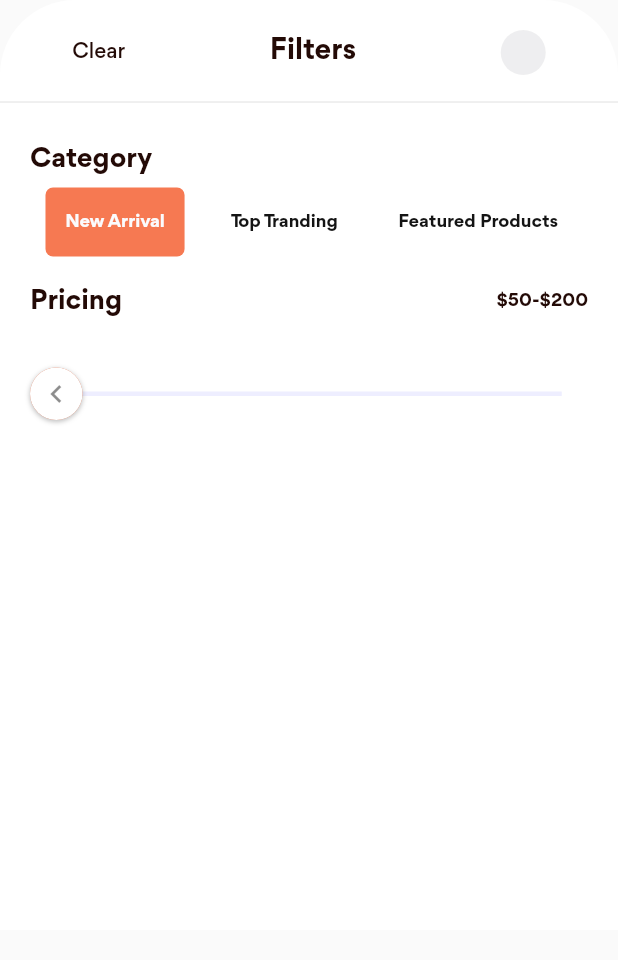
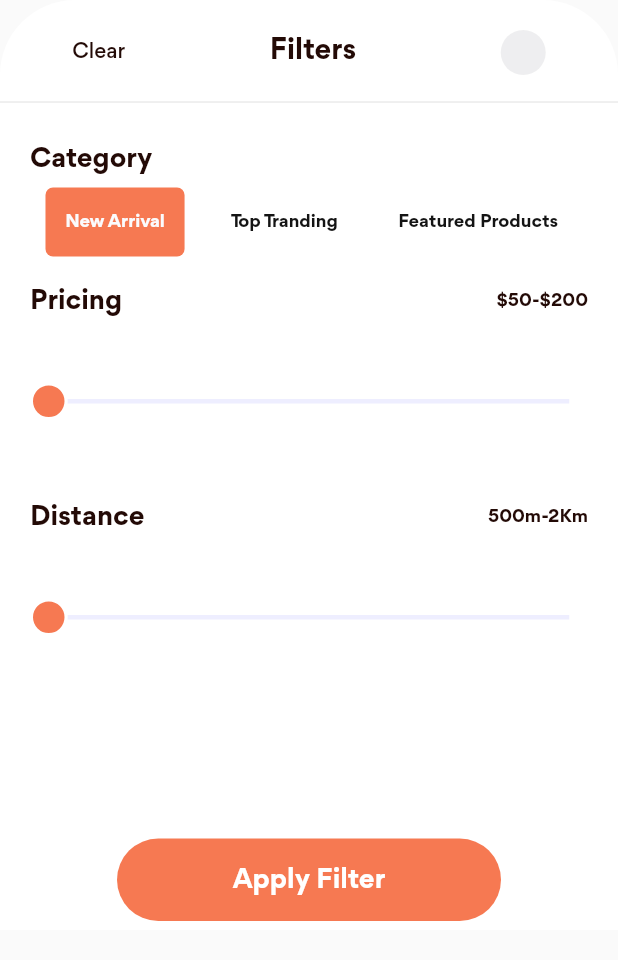
Before and after one commit to priyanshiguna/wastra_app, a Flutter app: the FilterScreen widget shown alone on an empty page, opened directly, on a phone screen of 412 x 824 dp. Shown: the top 960 px of the screen. Run offline on Flutter 3.47's test engine with Material 2 defaults, Android fonts, the phone set to English and light mode, and no system bars; our stand-ins replace another_xlider, flutter_advanced_drawer, intl_phone_field.

Commit message:
priyanshi(all changes)

```diff
--- a/lib/categories_screen.dart
+++ b/lib/categories_screen.dart
@@ -168,7 +168,7 @@ class _CategoriesScreenState extends State<CategoriesScreen> {
                         ),
                       ],
                     ),
-                    SizedBox(height: 20),
+                    const Spacer(),
                     GestureDetector(
                       onTap: () {
                         Navigator.push(
--- a/lib/dialog_box_screen.dart
+++ b/lib/dialog_box_screen.dart
@@ -1,8 +1,7 @@
 import 'dart:async';
 
 import 'package:flutter/material.dart';
-
-import 'bottom_bar_screen.dart';
+import 'package:wastra_app/home_profile_screen.dart';
 
 class DialoagBoxScreen extends StatefulWidget {
   const DialoagBoxScreen({Key? key}) : super(key: key);
@@ -20,7 +19,7 @@ class _DialoagBoxScreenState extends State<DialoagBoxScreen> {
       () => Navigator.pushReplacement(
         context as BuildContext,
         MaterialPageRoute(
-          builder: (context) => const BottomBarScreen(),
+          builder: (context) => const HomeProfilePageScreen(),
         ),
       ),
     );
--- a/lib/filterscreen.dart
+++ b/lib/filterscreen.dart
@@ -1,5 +1,7 @@
 import 'package:another_xlider/another_xlider.dart';
 import 'package:flutter/material.dart';
+
+import 'common/app_button.dart';
 
 class FilterScreen extends StatefulWidget {
   const FilterScreen({Key? key}) : super(key: key);
@@ -11,9 +13,8 @@ class FilterScreen extends StatefulWidget {
 class _FilterScreenState extends State<FilterScreen> {
   double minValue = 0;
   double maxValue = 0;
-  // RangeValues _priceRangeValues = RangeValues(0, 100);
-  // int minPrice = 0;
-  // int maxPrice = 0;
+  double minDistance = 0;
+  double maxDistance = 0;
 
   @override
   Widget build(BuildContext context) {
@@ -65,15 +66,18 @@ class _FilterScreenState extends State<FilterScreen> {
             Padding(
               padding: const EdgeInsets.symmetric(horizontal: 20),
               child: Column(
-                crossAxisAlignment: CrossAxisAlignment.start,
+                crossAxisAlignment: CrossAxisAlignment.center,
                 children: [
-                  const Text(
+                  const Align(
+                    alignment: Alignment.centerLeft,
+                    child: Text(
                       "Category",
                       style: TextStyle(
                           fontFamily: "Gordita",
                           color: Color(0xFF230A06),
                           fontSize: 18,
                           fontWeight: FontWeight.w600),
+                    ),
                   ),
                   const SizedBox(height: 10),
                   Row(
@@ -160,17 +164,34 @@ class _FilterScreenState extends State<FilterScreen> {
                       ),
                     ],
                   ),
-                  const SizedBox(height: 20),
+                  const SizedBox(height: 30),
                   FlutterSlider(
                     values: [minValue, maxValue],
                     rangeSlider: true,
-                    max: 500,
+                    max: 300,
                     min: 0,
                     handler: FlutterSliderHandler(
-                      decoration: const BoxDecoration(
+                      decoration: BoxDecoration(
+                        color: const Color(0xFFF67952),
+                        shape: BoxShape.circle,
+                        border: Border.all(
+                          color: Colors.white,
+                          width: 2,
+                        ),
+                      ),
+                      child: SizedBox(),
+                    ),
+                    handlerHeight: 25,
+                    rightHandler: FlutterSliderHandler(
+                      decoration: BoxDecoration(
                         color: Color(0xFFF67952),
                         shape: BoxShape.circle,
+                        border: Border.all(
+                          color: Colors.white,
+                          width: 2,
                         ),
+                      ),
+                      child: SizedBox(),
                     ),
                     trackBar: const FlutterSliderTrackBar(
                       activeTrackBar: BoxDecoration(
@@ -178,12 +199,23 @@ class _FilterScreenState extends State<FilterScreen> {
                       ),
                     ),
                     tooltip: FlutterSliderTooltip(
+                      leftPrefix: Text("\$ "),
+                      rightPrefix: Text("\$ "),
+                      textStyle: TextStyle(color: Colors.black),
                       boxStyle: const FlutterSliderTooltipBox(
                         decoration: BoxDecoration(
                           color: Color(0xFFFBFBFD),
                           borderRadius: BorderRadius.all(Radius.circular(5)),
+                          boxShadow: <BoxShadow>[
+                            BoxShadow(
+                                color: Color(0xADD7D9DB),
+                                spreadRadius: 0,
+                                blurRadius: 12,
+                                offset: Offset(0, 6))
+                          ],
                         ),
-                    )),
+                      ),
+                    ),
                     onDragging: (handlerIndex, lowerValue, upperValue) {
                       minValue = lowerValue;
                       maxValue = upperValue;
@@ -192,47 +224,96 @@ class _FilterScreenState extends State<FilterScreen> {
                       setState(() {});
                     },
                   ),
-                  // RangeSlider(
-                  //   //by default, min-max: 0-1
-                  //   values: RangeValues(startval, endval),
-                  //   onChanged: (RangeValues value) {
-                  //     setState(() {
-                  //       startval = value.start;
-                  //       endval = value.end;
-                  //     });
-                  //   },
-                  // ),
-                  // RangeSlider(
-                  //   min: 0,
-                  //   max: 100,
-                  //   divisions: 10, //slide interval
-                  //   labels: RangeLabels("Rs. $startval1", "Rs. $endval1"),
-                  //   values: RangeValues(startval1, endval1),
-                  //   onChanged: (RangeValues value) {
-                  //     setState(() {
-                  //       startval1 = value.start;
-                  //       endval1 = value.end;
-                  //     });
-                  //   },
-                  // ),
-                  // RangeSlider(
-                  //   values: _priceRangeValues,
-                  //   min: _priceRangeValues.start,
-                  //   max: _priceRangeValues.end,
-                  //   divisions: 100,
-                  //   labels: RangeLabels(
-                  //     '${_priceRangeValues.start.round().toString()} k',
-                  //     '${_priceRangeValues.start.round().toString()} k',
-                  //   ),
-                  //   onChanged: (RangeValues values) {
-                  //     print(
-                  //         'price ${_priceRangeValues.start.round()}, ${_priceRangeValues.end.round()}');
-                  //     _priceRangeValues = values;
-                  //     minPrice = values.start.round();
-                  //     maxPrice = values.end.round();
-                  //     setState(() {});
-                  //   },
-                  // ),
+                  const SizedBox(height: 40),
+                  Row(
+                    mainAxisAlignment: MainAxisAlignment.spaceBetween,
+                    children: const [
+                      Text(
+                        "Distance",
+                        style: TextStyle(
+                            fontFamily: "Gordita",
+                            color: Color(0xFF230A06),
+                            fontSize: 18,
+                            fontWeight: FontWeight.w600),
+                      ),
+                      Text(
+                        "500m-2Km",
+                        style: TextStyle(
+                            fontFamily: "Gordita",
+                            color: Color(0xFF230A06),
+                            fontSize: 12,
+                            fontWeight: FontWeight.w600),
+                      ),
+                    ],
+                  ),
+                  const SizedBox(height: 30),
+                  FlutterSlider(
+                    values: [minDistance, maxDistance],
+                    rangeSlider: true,
+                    max: 2000,
+                    min: 0,
+                    handler: FlutterSliderHandler(
+                      decoration: BoxDecoration(
+                        color: const Color(0xFFF67952),
+                        shape: BoxShape.circle,
+                        border: Border.all(
+                          color: Colors.white,
+                          width: 2,
+                        ),
+                      ),
+                      child: SizedBox(),
+                    ),
+                    handlerHeight: 25,
+                    rightHandler: FlutterSliderHandler(
+                      decoration: BoxDecoration(
+                        color: Color(0xFFF67952),
+                        shape: BoxShape.circle,
+                        border: Border.all(
+                          color: Colors.white,
+                          width: 2,
+                        ),
+                      ),
+                      child: SizedBox(),
+                    ),
+                    trackBar: const FlutterSliderTrackBar(
+                      activeTrackBar: BoxDecoration(
+                        color: Color(0xFFF67952),
+                      ),
+                    ),
+                    tooltip: FlutterSliderTooltip(
+                      custom: (value) => Text(value > 1000
+                          ? "${(value / 1000).toStringAsFixed(2)} km"
+                          : "${value.toStringAsFixed(0)}m"),
+                      boxStyle: const FlutterSliderTooltipBox(
+                        decoration: BoxDecoration(
+                          color: Color(0xFFFBFBFD),
+                          borderRadius: BorderRadius.all(Radius.circular(5)),
+                          boxShadow: <BoxShadow>[
+                            BoxShadow(
+                                color: Color(0xADD7D9DB),
+                                spreadRadius: 0,
+                                blurRadius: 12,
+                                offset: Offset(0, 6))
+                          ],
+                        ),
+                      ),
+                    ),
+                    onDragging: (handlerIndex, lowerValue, upperValue) {
+                      minDistance = lowerValue;
+                      maxDistance = upperValue;
+                      setState(() {});
+                    },
+                  ),
+                  const SizedBox(height: 120),
+                  Wrap(
+                    alignment: WrapAlignment.center,
+                    runAlignment: WrapAlignment.center,
+                    children: const [
+                      AppButton(
+                        title: "Apply Filter",
+                      ),
+                    ],
+                  ),
                 ],
               ),
             ),
--- a/lib/forgot_third_screen.dart
+++ b/lib/forgot_third_screen.dart
@@ -1,8 +1,6 @@
 import 'package:flutter/material.dart';
-import 'package:wastra_app/home_profile_screen.dart';
 
 import 'app_common_widget/text_fill_common.dart';
-import 'bottom_bar_screen.dart';
 import 'common/app_button.dart';
 import 'common_widget/appbar_container.dart';
 import 'dialog_box_screen.dart';
--- a/lib/login_screen.dart
+++ b/lib/login_screen.dart
@@ -1,8 +1,8 @@
 import 'package:flutter/material.dart';
+import 'package:wastra_app/home_profile_screen.dart';
 import 'package:wastra_app/signup_screen.dart';
 
 import 'app_common_widget/text_fill_common.dart';
-import 'bottom_bar_screen.dart';
 import 'common/app_button.dart';
 import 'forgot_first_screen.dart';
 
@@ -92,7 +92,7 @@ class _LoginPageState extends State<LoginPage> {
                       Navigator.push(
                         context,
                         MaterialPageRoute(
-                          builder: (context) => BottomBarScreen(),
+                          builder: (context) => HomeProfilePageScreen(),
                         ),
                       );
                     },
--- a/lib/signup_screen.dart
+++ b/lib/signup_screen.dart
@@ -1,7 +1,7 @@
 import 'package:flutter/material.dart';
+import 'package:wastra_app/home_profile_screen.dart';
 
 import 'app_common_widget/text_fill_common.dart';
-import 'bottom_bar_screen.dart';
 import 'common/app_button.dart';
 import 'login_screen.dart';
 
@@ -125,7 +125,7 @@ class _SignupPageState extends State<SignupPage> {
                       Navigator.push(
                         context,
                         MaterialPageRoute(
-                          builder: (context) => BottomBarScreen(),
+                          builder: (context) => HomeProfilePageScreen(),
                         ),
                       );
                     },
```
Lines whose indentation alone changed are shown as unchanged.
